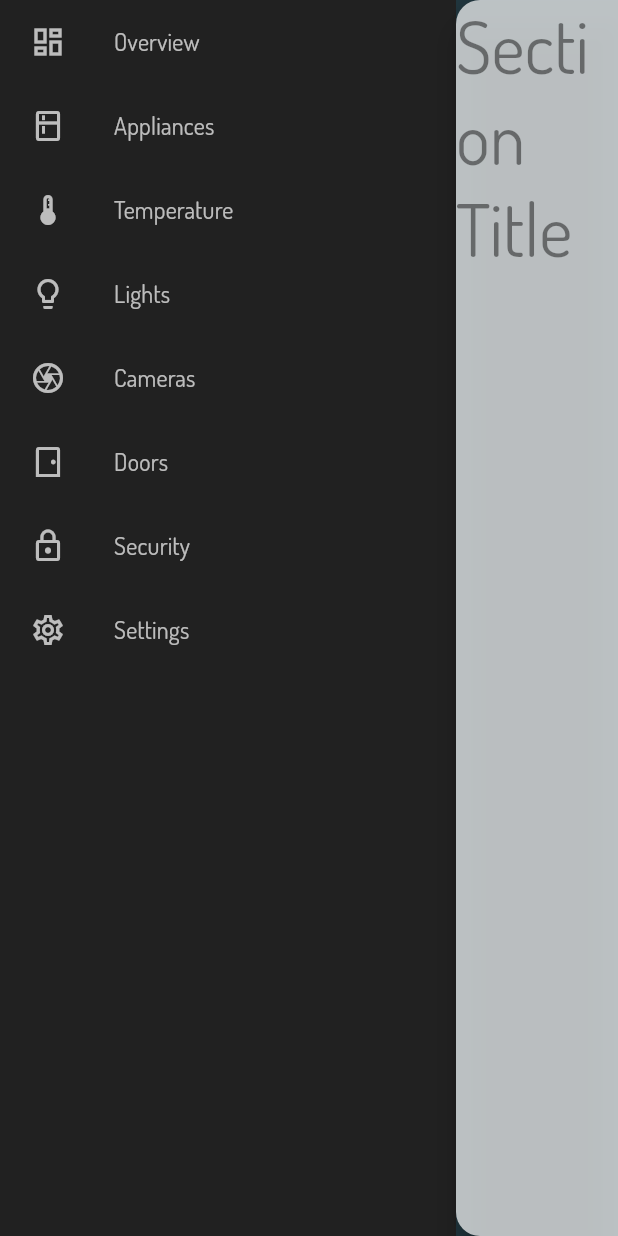
After one commit to Nemesis01/dome, a Flutter app: the screen it shows after launch, on a phone screen of 412 x 824 dp. The commit adds this screen. Run offline on Flutter 3.47's test engine with Material 2 defaults, Android fonts, the phone set to English and light mode, and no system bars; our stand-ins replace easy_rich_text, flutter_feather_icons, line_awesome_flutter, rxdart, weather_icons.

Commit message:
Changes on home_screen.dart

```diff
--- a/lib/blocs/bloc_home.dart
+++ b/lib/blocs/bloc_home.dart
@@ -0,0 +1,53 @@
+import 'package:dome/bloc/bloc_base.dart';
+import 'package:rxdart/rxdart.dart';
+
+class HomeBloc extends BlocBase {
+// #region Members
+  String _mainTitle;
+  List<String> _menus = [
+    'Overview',
+    'Appliances',
+    'Temperature',
+    'Lights',
+    'Cameras',
+    'Doors',
+    'Security',
+    'Settings',
+  ];
+// #endregion
+
+  // #region Controllers, RxDart Subjects
+  PublishSubject<String> _mainTitleController;
+  PublishSubject<List<String>> _menusController;
+  // #endregion
+
+  // #region Constructor
+  HomeBloc() {
+    this._mainTitle = 'Section Title';
+    this._mainTitleController = new PublishSubject<String>();
+    this._mainTitleController.listen(updateTitle);
+  }
+  // #endregion
+
+  // #region Observables, Streams
+  Stream<String> get mainTitleStream => this._mainTitleController.stream;
+  Stream<List<String>> get menusStream => this._menusController.stream;
+  String get sectionTitle => this._mainTitle;
+  List<String> get menus => this._menus;
+  // #endregion
+
+  // #region Method(s)
+  void updateTitle(String newTitle) {
+    this._mainTitle = newTitle;
+    this._mainTitleController.sink.add(newTitle);
+  }
+  // #endregion
+
+  // #region BlocBase Interface
+  @override
+  void dispose() {
+    _mainTitleController.close();
+    _menusController.close();
+  }
+  // #endregion
+}
--- a/lib/components/date_time_widget.dart
+++ b/lib/components/date_time_widget.dart
@@ -12,7 +12,6 @@ class DateTimeWidget extends StatelessWidget {
         initialData: DateTime.now().toLocal(),
         stream: bloc.now,
         builder: (context, snapshot) {
-          print('Date is UTC :${DateTime.now().isUtc}');
           var data = snapshot.data;
           return Padding(
             padding: const EdgeInsets.all(8.0),
--- a/lib/components/tile.dart
+++ b/lib/components/tile.dart
@@ -23,7 +23,7 @@ class Tile extends StatelessWidget {
   @override
   Widget build(BuildContext context) {
     return Material(
-      color: Colors.blueGrey.shade800,
+      color: Colors.blueGrey.shade700.withAlpha(155),
       //shadowColor: Colors.transparent,
       borderRadius: BorderRadius.all(Radius.circular(4.0)),
       //type: MaterialType.car,
--- a/lib/main.dart
+++ b/lib/main.dart
@@ -2,6 +2,8 @@ import 'package:dome/routes.dart';
 import 'package:dome/themes/theme_default.dart';
 import 'package:flutter/material.dart';
 import 'package:flutter/services.dart';
+
+import 'utils/strings.dart';
 
 void main() {
   runApp(MyApp());
@@ -12,7 +14,9 @@ class MyApp extends StatelessWidget {
   @override
   Widget build(BuildContext context) {
     return MaterialApp(
-      routes: routes,
+      //routes: routes,
+      //initialRoute: homeRoute,
+      onGenerateRoute: generateRoute,
       title: 'Flutter Demo',
       theme: defaultAppTheme(),
       debugShowCheckedModeBanner: false,
--- a/lib/models/weather_data.dart
+++ b/lib/models/weather_data.dart
@@ -46,7 +46,7 @@ class WeatherData {
 
     return WeatherData(
       condition: mapToWeatherConditon(weather['main'], cloudiness),
-      description: AppStrings.toTitleCase(weather['description']),
+      description: toTitleCase(weather['description']),
       temperature: (json['main']['temp'].toDouble()).floor(),
       feelsLikeTemperature: json['main']['feels_like'].toDouble().floor(),
       cloudiness: cloudiness,
--- a/lib/routes.dart
+++ b/lib/routes.dart
@@ -1,8 +1,34 @@
+import 'package:dome/bloc/bloc_provider.dart';
+import 'package:dome/blocs/bloc_home.dart';
 import 'package:dome/screens/screen_home.dart';
 import 'package:dome/utils/strings.dart';
 import 'package:flutter/material.dart';
 
 final Map<String, WidgetBuilder> routes = <String, WidgetBuilder>{
-  AppStrings.ROUTE_DEFAULT: (BuildContext context) => HomeScreen(),
-  AppStrings.ROUTE_HOME: (BuildContext context) => HomeScreen(),
+  defaultRoute: (BuildContext context) => HomeScreen(),
+  homeRoute: (BuildContext context) => HomeScreen(),
 };
+
+Route<dynamic> generateRoute(RouteSettings settings) {
+  switch (settings.name) {
+    case defaultRoute:
+      return MaterialPageRoute(
+        builder: (BuildContext context) => BlocProvider<HomeBloc>(
+          blocBuilder: () => HomeBloc(),
+          blocDispose: (HomeBloc bloc) => bloc?.dispose(),
+          child: HomeScreen(),
+        ),
+      );
+    case homeRoute:
+      return MaterialPageRoute(
+        builder: (BuildContext context) => BlocProvider<HomeBloc>(
+          blocBuilder: () => HomeBloc(),
+          blocDispose: (HomeBloc bloc) => bloc?.dispose(),
+          child: HomeScreen(),
+        ),
+      );
+
+    default:
+      return MaterialPageRoute(builder: (BuildContext context) => Container());
+  }
+}
--- a/lib/services/api/weather_api.dart
+++ b/lib/services/api/weather_api.dart
@@ -13,8 +13,8 @@ abstract class WeatherApi {
 
 class OpenWeatherMapApiProvider extends WeatherApi {
   //
-  static const String endPointUrl = AppStrings.OPEN_WEATHER_MAP_API_URL;
-  static const String apiKey = AppStrings.OPEN_WEATHER_MAP_API_KEY;
+  static const String endPointUrl = OPEN_WEATHER_MAP_API_URL;
+  static const String apiKey = OPEN_WEATHER_MAP_API_KEY;
   http.Client httpClient;
 
   /// Class Constructor.
@@ -58,7 +58,6 @@ class OpenWeatherMapApiProvider extends WeatherApi {
       throw Exception(
           'An error occurs when retrieving location for city $city : ${response.statusCode}');
     }
-    print(response.body + 'From repository');
     return WeatherData.fromJson(jsonDecode(response.body));
   }
 }
--- a/lib/themes/theme_default.dart
+++ b/lib/themes/theme_default.dart
@@ -13,6 +13,8 @@ ThemeData defaultAppTheme() {
     // Notice that the counter didn't reset back to zero; the application
     // is not restarted.
     primarySwatch: Colors.blue,
+    accentColor: Color.fromARGB(255, 20, 146, 230),
+    //canvasColor: Colors.transparent,
     fontFamily: 'Dosis',
     textTheme: textTheme(),
     // This makes the visual density adapt to the platform that you run
--- /dev/null
+++ b/lib/views/custom_list_tile.dart
@@ -0,0 +1,65 @@
+import 'package:flutter/material.dart';
+import 'package:flutter_feather_icons/flutter_feather_icons.dart';
+
+class CustomListTile extends StatelessWidget {
+  // #region Member(s)
+  final IconData leading;
+  final String title;
+  final String subtitle;
+  final Widget trailing;
+  final Color color;
+  final Color selectedColor;
+  bool selected;
+  VoidCallback onTap;
+  // #endregion
+
+  // #region Constructor
+  CustomListTile({
+    Key key,
+    this.leading,
+    @required this.title,
+    this.subtitle,
+    this.trailing,
+    this.color = Colors.white70,
+    this.selectedColor = const Color(0xff1492e6),
+    this.selected = false,
+    this.onTap,
+  })  : assert(title != null),
+        super(key: key);
+  // #endregion
+
+  // #region Lifecycle Method(s)
+  @override
+  Widget build(BuildContext context) {
+    //var textTheme = Theme.of(context).textTheme;
+    //leading.color = selected ? selectedColor : color;
+
+    return Row(
+      children: [
+        FittedBox(
+          fit: BoxFit.fill,
+          child: Container(
+            width: 4.0,
+            color: selected ? selectedColor : Colors.transparent,
+            child: Text(''),
+          ),
+        ),
+        Expanded(
+          child: ListTile(
+            leading: Icon(
+              leading ?? Icons.dashboard,
+              color: selected ? selectedColor : color,
+            ),
+            title: Text(
+              title,
+              style: TextStyle(color: selected ? selectedColor : color),
+            ),
+            //dense: true,
+            onTap: onTap,
+          ),
+        ),
+      ],
+    );
+  }
+  // #endregion
+}
--- /dev/null
+++ b/lib/views/footer.dart
@@ -0,0 +1,36 @@
+import 'package:flutter/material.dart';
+import 'package:flutter_feather_icons/flutter_feather_icons.dart';
+
+class Footer extends StatelessWidget {
+  // #region Members
+  List<Widget> children;
+  // #endregion
+
+  // #region Constructor(s)
+  Footer({@required this.children});
+  // #endregion
+
+  // #region Lifecycle Method(s)
+  @override
+  Widget build(BuildContext context) {
+    return Container(
+      child: Row(
+        //mainAxisAlignment: MainAxisAlignment.st,
+        crossAxisAlignment: CrossAxisAlignment.center,
+        children: [
+          /*FloatingActionButton(
+            child: Icon(FeatherIcons.plus),
+            onPressed: () {},
+          ),*/
+          ListView(
+            scrollDirection: Axis.horizontal,
+            shrinkWrap: true,
+            children: children,
+          )
+        ],
+      ),
+    );
+  }
+  // #endregion
+
+}
--- /dev/null
+++ b/lib/views/left_nav.dart
@@ -0,0 +1,60 @@
+import 'package:dome/bloc/bloc_provider.dart';
+import 'package:dome/blocs/bloc_home.dart';
+import 'package:dome/views/custom_list_tile.dart';
+import 'package:flutter/material.dart';
+import 'package:flutter_feather_icons/flutter_feather_icons.dart';
+
+class LeftMenu extends StatelessWidget {
+  // #region Member(s)
+  List<String> menus = [];
+  List<IconData> icons = [
+    Icons.dashboard_outlined,
+    Icons.kitchen_outlined,
+    Icons.thermostat_outlined,
+    Icons.lightbulb_outline,
+    Icons.camera_outlined,
+    Icons.sensor_door_outlined,
+    Icons.lock_outline,
+    Icons.settings_outlined,
+  ];
+  VoidCallback onItemTap;
+  // #endregion
+
+  // #region Constructor
+  LeftMenu({
+    this.menus,
+    @required this.onItemTap,
+  });
+  // #endregion
+
+  @override
+  Widget build(BuildContext context) {
+    var bloc = BlocProvider.of<HomeBloc>(context);
+
+    this.menus = bloc.menus;
+    return StreamBuilder<Object>(
+        stream: null,
+        builder: (context, snapshot) {
+          return Drawer(
+            elevation: 0.0,
+            child: Container(
+              color: Colors.black87,
+              child: _tiles(context, menus),
+            ),
+          );
+        });
+  }
+
+  ListView _tiles(BuildContext context, List<String> menus) {
+    var listView = ListView.builder(
+      shrinkWrap: true,
+      itemCount: menus.length,
+      itemBuilder: (context, index) => CustomListTile(
+        leading: icons[index],
+        title: menus[index],
+        onTap: onItemTap,
+      ),
+    );
+    return listView;
+  }
+}
--- /dev/null
+++ b/lib/views/view_main.dart
@@ -0,0 +1,36 @@
+import 'package:dome/bloc/bloc_provider.dart';
+import 'package:dome/blocs/bloc_home.dart';
+import 'package:flutter/material.dart';
+
+class MainView extends StatelessWidget {
+  // #region Member(s)
+  final String title;
+  // #endregion
+
+  // #region Constructor
+  MainView({this.title = 'Current Section'});
+  // #endregion
+
+  @override
+  Widget build(BuildContext context) {
+    var bloc = BlocProvider.of<HomeBloc>(context);
+
+    return StreamBuilder<String>(
+      initialData: bloc.sectionTitle,
+      stream: bloc.mainTitleStream,
+      builder: (context, snapshot) {
+        if (snapshot.hasData) {
+          String title = snapshot.data;
+          return Text(
+            title,
+            style: Theme.of(context)
+                .textTheme
+                .headline3
+                .copyWith(color: Colors.black45),
+          );
+        } else
+          return Container(color: Colors.brown);
+      },
+    );
+  }
+}
```
Also changed, not shown: lib/screens/screen_home.dart (+48 -95 lines), lib/utils/strings.dart (+9 -12 lines).
